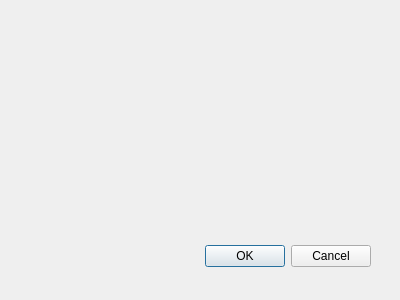
Old version of the form KAMEditor/gui/gcodeswebviewdialog.ui in the repository Xtail96/SML.
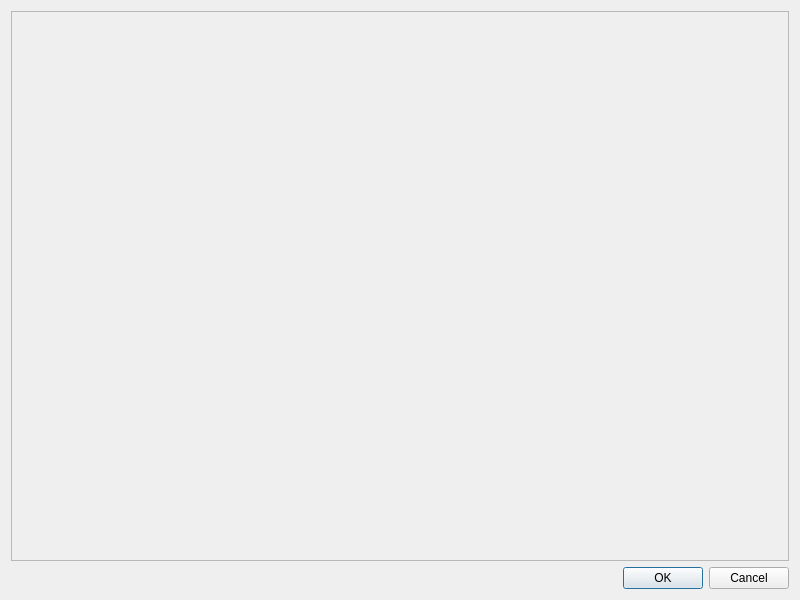
New version of the form.

The edit to the form file:
```diff
--- a/KAMEditor/gui/gcodeswebviewdialog.ui
+++ b/KAMEditor/gui/gcodeswebviewdialog.ui
@@ -6,22 +6,26 @@
    <rect>
     <x>0</x>
     <y>0</y>
-    <width>400</width>
-    <height>300</height>
+    <width>800</width>
+    <height>600</height>
    </rect>
   </property>
   <property name="windowTitle">
    <string>Dialog</string>
   </property>
+  <layout class="QGridLayout" name="gridLayout">
+   <item row="0" column="0">
+    <widget class="QFrame" name="frame">
+     <property name="frameShape">
+      <enum>QFrame::StyledPanel</enum>
+     </property>
+     <property name="frameShadow">
+      <enum>QFrame::Raised</enum>
+     </property>
+    </widget>
+   </item>
+   <item row="1" column="0">
   <widget class="QDialogButtonBox" name="buttonBox">
-   <property name="geometry">
-    <rect>
-     <x>30</x>
-     <y>240</y>
-     <width>341</width>
-     <height>32</height>
-    </rect>
-   </property>
    <property name="orientation">
     <enum>Qt::Horizontal</enum>
    </property>
@@ -29,6 +33,8 @@
     <set>QDialogButtonBox::Cancel|QDialogButtonBox::Ok</set>
    </property>
   </widget>
+   </item>
+  </layout>
  </widget>
  <resources/>
  <connections>
```
Lines whose indentation alone changed are shown as unchanged.
